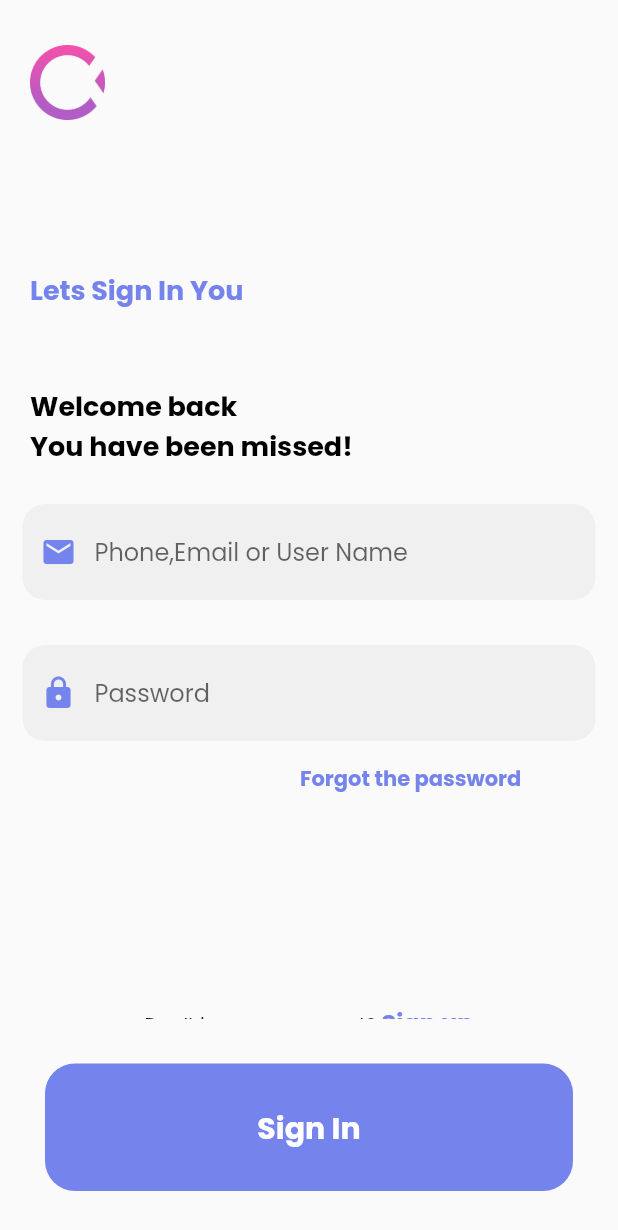
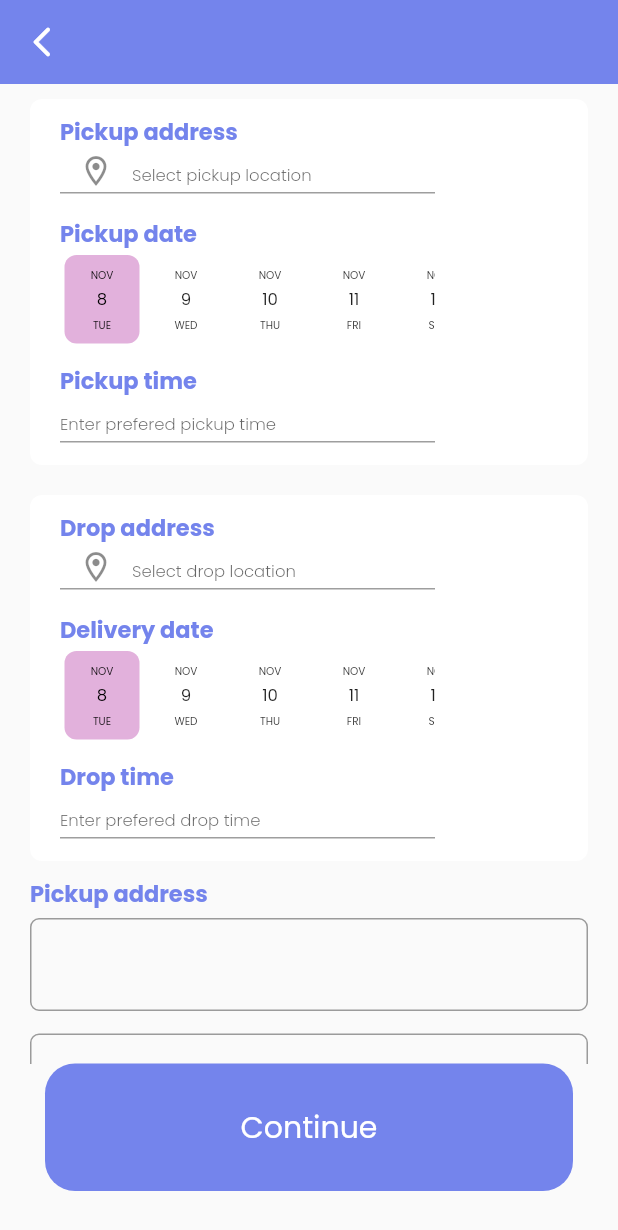
Before and after one commit to anjaliksa/atmo_comet, a Flutter app: the screen it shows after launch, on a phone screen of 412 x 824 dp. Shown: the top 1230 px of the screen. Run offline on Flutter 3.47's test engine with Material 2 defaults, Android fonts, the phone set to English and light mode, and no system bars; drawn by our look-alikes of date_picker_timeline; our stand-ins replace flutter_svg, google_fonts.

Commit message:
Register page signin page delivered page

```diff
--- a/lib/Helper/RouteHelper.dart
+++ b/lib/Helper/RouteHelper.dart
@@ -3,4 +3,5 @@ class RoutHelper {
   String introRoute='/register';
   String deliveredRoute='/package';
   String signinRoute='/signin';
+  String addressRoute='/picAddress';
 }
--- a/lib/main.dart
+++ b/lib/main.dart
@@ -7,6 +7,7 @@
 import 'package:google_fonts/google_fonts.dart';
 
 import 'Helper/RouteHelper.dart';
+import 'view/pic_and_drop/pic_drop_address.dart';
 void main() {
   runApp(MyApp());
 }
@@ -48,12 +49,13 @@
     );
     return MaterialApp(
       debugShowCheckedModeBanner: false,
-      initialRoute: RoutHelper().initialRoute ,
+      initialRoute: RoutHelper().addressRoute ,
       routes: {
-        RoutHelper().initialRoute: (context) =>  SigninPage(),
+        RoutHelper().initialRoute: (context) =>  DeliveredPage(),
         RoutHelper().introRoute: (context) => RegisterPage(),
         RoutHelper().signinRoute: (context) => SigninPage(),
         RoutHelper().deliveredRoute: (context) => DeliveredPage(),
+        RoutHelper().addressRoute: (context) => PicAndDrop(),
 
 
         },
--- a/lib/view/Packagedeilvered/package_delivered.dart
+++ b/lib/view/Packagedeilvered/package_delivered.dart
@@ -10,9 +10,8 @@ class DeliveredPage extends StatelessWidget {
       bottomNavigationBar: Container(
         width: MediaQuery.of(context).size.width,
         height: 85,
-        margin: EdgeInsets.all(30),
+          margin: EdgeInsets.only(left: 30,right: 30,bottom: 30),
         child: CustomeButton(
-
           text: 'Email Invoice',
           color: Colors.white,
           fontWeight: FontWeight.bold,
--- a/lib/view/Register/register.dart
+++ b/lib/view/Register/register.dart
@@ -17,7 +17,7 @@ class _RegisterPageState extends State<RegisterPage> {
     return Scaffold(
       bottomNavigationBar: Container(
         height: 85,
-        margin: EdgeInsets.all(30),
+        margin: EdgeInsets.only(left: 30,right: 30,bottom: 30),
         child: CustomeButton(
           text: 'Register',
           color: Colors.white,
@@ -156,7 +156,7 @@ class _RegisterPageState extends State<RegisterPage> {
                 ],
               ),
             ),
-            SizedBox(height: 160,),
+            SizedBox(height: 180,),
 
             // rich text
 
--- a/lib/view/Signin/Signin.dart
+++ b/lib/view/Signin/Signin.dart
@@ -10,7 +10,7 @@ class SigninPage extends StatelessWidget{
     return Scaffold(
       bottomNavigationBar: Container(
         height: 85,
-        margin: EdgeInsets.all(30),
+        margin: EdgeInsets.only(left:30,right: 30,bottom: 30),
         child: CustomeButton(
           text: 'Sign In',
           color: Colors.white,
@@ -92,7 +92,7 @@ class SigninPage extends StatelessWidget{
                   ),
                 ),
               ),
-              SizedBox(height: 130,),
+              SizedBox(height: 150,),
               Center(
                 child: Container(
                     margin: const EdgeInsets.only(top: 10),
--- /dev/null
+++ b/lib/view/pic_and_drop/pic_drop_address.dart
@@ -0,0 +1,235 @@
+import 'dart:ui';
+import 'package:atmo_comet/Helper/RouteHelper.dart';
+import 'package:atmo_comet/widgets/CustomBackButton.dart';
+import 'package:atmo_comet/widgets/CustomButton.dart';
+import 'package:date_picker_timeline/date_picker_timeline.dart';
+import 'package:flutter/material.dart';
+import 'package:flutter_svg/flutter_svg.dart';
+
+class PicAndDrop extends StatelessWidget {
+  DatePickerController _controller = DatePickerController();
+
+  DateTime _selectedValue = DateTime.now();
+  @override
+  Widget build(BuildContext context) {
+    return Scaffold (
+      bottomNavigationBar: Container(
+        margin: EdgeInsets.only(left: 30,right: 30,bottom: 30),
+        height: 85,
+        child: CustomeButton(
+          text: 'Continue',
+          color: Colors.white,
+          // borderRadius: 0,
+          onPressed:(){
+          } ,),
+      ),
+      appBar: AppBar(
+        backgroundColor: Theme.of(context).primaryColor,
+        elevation: 0,
+        leading: CustomBackButton(),
+      ),
+      body: Container(
+        child: ListView(
+          padding: EdgeInsets.only(left: 20,right: 20,bottom: 15),
+            children:[
+              Container (
+                decoration:BoxDecoration(
+                    color:Colors.white,
+                    borderRadius:BorderRadius.all(Radius.circular(8))
+                ),
+                width:100,
+                margin :EdgeInsets.only(top:10,bottom: 10),
+                child: Padding(
+                  padding: const EdgeInsets.only(left: 20,top: 5,bottom: 15),
+                  child: Row(
+                    children: [
+                      Column(
+                        crossAxisAlignment: CrossAxisAlignment.start,
+                        children: [
+                          const SizedBox(height:5),
+                          Text('Pickup address',style: TextStyle( color: Theme.of(context).primaryColor,
+                              fontSize: 15,
+                              fontWeight: FontWeight.w700
+                          ),
+                          ),
+                          const SizedBox(
+                            height: 30,
+                            width: 250,
+                            child: TextField(decoration: InputDecoration(hintText: 'Select pickup location',
+                                hintStyle: TextStyle(fontSize: 11,fontWeight: FontWeight.w300),
+                                prefixIcon: Icon(Icons.location_on_outlined),iconColor: Colors.black
+                            ),
+                            ),
+                          ),
+                          const SizedBox(height: 15,),
+                          Text('Pickup date',style: TextStyle( color: Theme.of(context).primaryColor,
+                              fontSize: 15,
+                              fontWeight: FontWeight.w700
+
+                          ),),
+                          Container(
+                            height: 65,
+                            width: 250,
+                            // color: Colors.amberAccent,
+                            child: DatePicker(
+                              DateTime.now(),
+                              width: 50,
+                              height: 70,
+                              controller: _controller,
+                              initialSelectedDate: DateTime.now(),
+                              dayTextStyle: const TextStyle(fontSize: 7),
+                              dateTextStyle: const TextStyle(fontSize: 11),
+                              monthTextStyle: const TextStyle(fontSize: 7),
+                              selectionColor: Theme.of(context).secondaryHeaderColor.withOpacity(0.5),
+                              selectedTextColor: Colors.black,
+                              // inactiveDates: [
+                              //   DateTime.now().add(Duration(days: 3)),
+                              //   DateTime.now().add(Duration(days: 4)),
+                              //   // DateTime.now().add(Duration(days: 7))
+                              // ],
+                              onDateChange: (date) {
+                                // New date selected
+                                // setState(() {
+                                //   _selectedValue = date;
+                                // });
+                              },
+                            ),
+                          ),
+                          const SizedBox(height: 10,),
+                          Text('Pickup time',style: TextStyle( color: Theme.of(context).primaryColor,
+                              fontSize: 15,
+                              fontWeight: FontWeight.w700
+                          ),
+                          ),
+                          const SizedBox(
+                            height: 30,
+                            width: 250,
+                            child: TextField(decoration: InputDecoration(hintText: 'Enter prefered pickup time',
+                              hintStyle: TextStyle(fontSize: 11,fontWeight: FontWeight.w300),
+                            ),
+                            ),
+                          ),
+                        ],
+                      ),
+                    ],
+                  ),
+                ),
+              ),
+              Container (
+                decoration:BoxDecoration(
+                    color:Colors.white,
+                    borderRadius:BorderRadius.all(Radius.circular(8))
+                ),
+                width:100,
+                margin :EdgeInsets.only(top:10,bottom: 10),
+                child: Padding(
+                  padding: const EdgeInsets.only(left: 20,top: 5,bottom: 15),
+                  child: Row(
+                    children: [
+                      Column(
+                        crossAxisAlignment: CrossAxisAlignment.start,
+                        children: [
+                          const SizedBox(height:5),
+                          Text('Drop address',style: TextStyle( color: Theme.of(context).primaryColor,
+                              fontSize: 15,
+                              fontWeight: FontWeight.w700
+                          ),
+                          ),
+                          const SizedBox(
+                            height: 30,
+                            width: 250,
+                            child: TextField(decoration: InputDecoration(hintText: 'Select drop location',
+                                hintStyle: TextStyle(fontSize: 11,fontWeight: FontWeight.w300),
+                                prefixIcon: Icon(Icons.location_on_outlined),iconColor: Colors.black
+                            ),
+                            ),
+                          ),
+                          const SizedBox(height: 15,),
+                          Text('Delivery date',style: TextStyle( color: Theme.of(context).primaryColor,
+                              fontSize: 15,
+                              fontWeight: FontWeight.w700
+
+                          ),),
+                          Container(
+                            height: 65,
+                            width: 250,
+                            // color: Colors.amberAccent,
+                            child: DatePicker(
+                              DateTime.now(),
+                              width: 50,
+                              height: 70,
+                              controller: _controller,
+                              initialSelectedDate: DateTime.now(),
+                              dayTextStyle: const TextStyle(fontSize: 7),
+                              dateTextStyle: const TextStyle(fontSize: 11),
+                              monthTextStyle: const TextStyle(fontSize: 7),
+                              selectionColor: Theme.of(context).secondaryHeaderColor.withOpacity(0.5),
+                              selectedTextColor: Colors.black,
+                              // inactiveDates: [
+                              //   DateTime.now().add(Duration(days: 3)),
+                              //   DateTime.now().add(Duration(days: 4)),
+                              //   // DateTime.now().add(Duration(days: 7))
+                              // ],
+                              onDateChange: (date) {
+                                // New date selected
+                                // setState(() {
+                                //   _selectedValue = date;
+                                // });
+                              },
+                            ),
+                          ),
+                          const SizedBox(height: 10,),
+                          Text('Drop time',style: TextStyle( color: Theme.of(context).primaryColor,
+                              fontSize: 15,
+                              fontWeight: FontWeight.w700
+                          ),
+                          ),
+                          const SizedBox(
+                            height: 30,
+                            width: 250,
+                            child: TextField(decoration: InputDecoration(hintText: 'Enter prefered drop time',
+                              hintStyle: TextStyle(fontSize: 11,fontWeight: FontWeight.w300),
+                            ),
+                            ),
+                          ),
+                        ],
+                      ),
+                    ],
+                  ),
+                ),
+              ),
+
+              Text('Pickup address',style: TextStyle( color: Theme.of(context).primaryColor,
+                  fontSize: 15,
+                  fontWeight: FontWeight.w700
+              ),
+              ),
+              SizedBox(height: 5,),
+              TextField (
+                decoration: InputDecoration(
+                  border: OutlineInputBorder(
+                    borderSide: BorderSide(
+                        width: 1, color: Colors.grey),
+                    borderRadius: BorderRadius.circular(6),
+                  ),
+                ),
+              ),
+              SizedBox(height: 15),
+              TextField (
+                decoration: InputDecoration(
+                  border: OutlineInputBorder(
+                    borderSide: BorderSide(
+                        width: 1, color: Colors.grey),
+                    borderRadius: BorderRadius.circular(6),
+                  ),
+                ),
+                minLines: 3,
+                maxLines: 4,
+                keyboardType: TextInputType.multiline,
+              ),
+            ],
+        ),
+      ),
+    );
+  }
+}
--- a/lib/widgets/CustomButton.dart
+++ b/lib/widgets/CustomButton.dart
@@ -7,7 +7,8 @@ class CustomeButton extends StatelessWidget{
   FontWeight? fontWeight;
   Color? color;
   var onPressed;
-  CustomeButton({this.text,this.color,this.fontWeight,this.bg,this.onPressed});
+
+  CustomeButton({this.text,this.color,this.fontWeight,this.bg,this.onPressed,});
   @override
   Widget build(BuildContext context) {
     return InkWell(
@@ -16,18 +17,21 @@ class CustomeButton extends StatelessWidget{
       },
       child: Container(
         //width: 200,
-        padding: EdgeInsets.all(28),
+        padding: EdgeInsets.all(15),
         decoration:  BoxDecoration(
             borderRadius: BorderRadius.circular(20),
             color:bg==null? Theme.of(context).primaryColor:bg
         ),
-        child: Center(
-          child: Text('$text',
-            style: Theme.of(context).textTheme.headline3!.copyWith(
-              fontWeight: fontWeight,
-              color: color,
-            ),),
+        child:Center(
+          child:
+
+            Text('$text',
+              style: Theme.of(context).textTheme.headline3!.copyWith(
+                fontWeight: fontWeight,
+                color: color,
+              ),),
         ),
+
       ),
     );
   }
--- a/pubspec.yaml
+++ b/pubspec.yaml
@@ -32,6 +32,7 @@ dependencies:
 
   google_fonts: ^3.0.1
   flutter_svg: ^1.1.6
+  date_picker_timeline: ^1.2.3
 
 
   # The following adds the Cupertino Icons font to your application.
```
Also changed, not shown: pubspec.lock.
